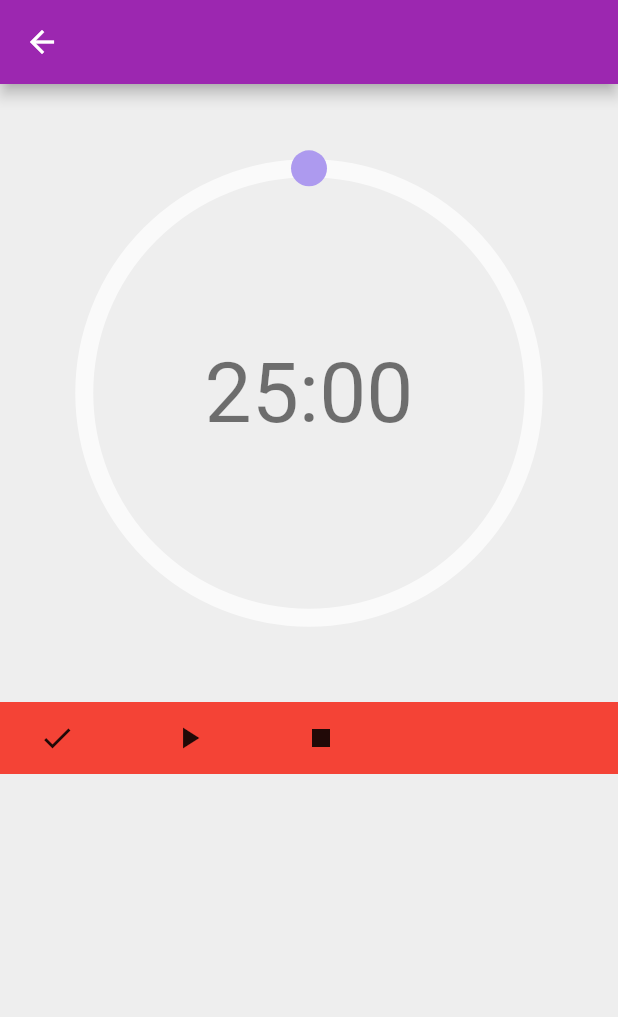
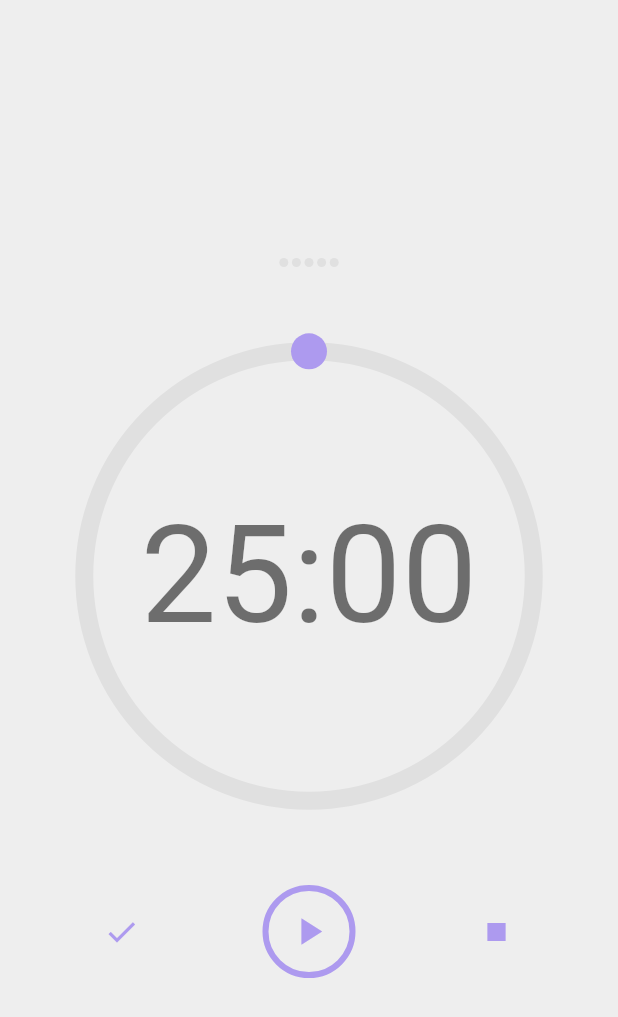
Before and after one commit to takenoto/producity_app, a Flutter app: the PomodoroRunningScreen screen opened directly, after a tap on the "check" icon, on a phone screen of 412 x 824 dp. Shown: the top 1017 px of the screen. Run offline on Flutter 3.47's test engine with Material 2 defaults, Android fonts, the phone set to English and light mode, and no system bars.

Commit message:
- Implemented Buttons and Progress Bar - Pomodoro progress tested and now it's OK - SessionNotifier now have status

```diff
--- a/lib/business_logic/pomodoro_session_notifier.dart
+++ b/lib/business_logic/pomodoro_session_notifier.dart
@@ -1,14 +1,26 @@
 import 'package:flutter/material.dart';
 import 'package:producity_app/data/models/pomodoro_session.dart';
 
+enum PomodoroSessionStatus { inProgress, finished }
+
 class PomodoroSessionNotifier extends ChangeNotifier {
   PomodoroSession _pomodoroSession;
+  PomodoroSessionStatus _pomodoroSessionStatus =
+      PomodoroSessionStatus.inProgress;
   PomodoroSessionNotifier(this._pomodoroSession);
 
   PomodoroSession get pomodoroSession => _pomodoroSession;
 
   set pomodoroSession(PomodoroSession newPomodoroSession) {
     this._pomodoroSession = newPomodoroSession;
+    _pomodoroSessionStatus = PomodoroSessionStatus.inProgress;
+    notifyListeners();
+  }
+
+  PomodoroSessionStatus get pomodoroSessionStatus => _pomodoroSessionStatus;
+
+  void endSession() {
+    _pomodoroSessionStatus = PomodoroSessionStatus.finished;
     notifyListeners();
   }
 
--- a/lib/constants/colors.dart
+++ b/lib/constants/colors.dart
@@ -1,17 +1,18 @@
 import 'package:flutter/material.dart';
 
 final Color kRestColor = Color(0xff00838f);
-final Color kRestBright = Color(0xff4fb3bf);
+final Color kRestColorBright = Color(0xff4fb3bf);
 final Color kRestColorShade = Color(0xff005662);
-// final Color kWorkColor = Colors.purple[100];
+final Color kWorkColorBright = Colors.purple[100];
 final Color kWorkColor = Color(0xffad9aef);
 final Color kWorkColorShade = Color(0xff8867b9);
-final Color kWorkColorBright = Color(0xffe6d5ff);
+final Color kLightColor = Color(0xfffafafa);
 final Color kLightColorShade = Colors.grey[200];
-final Color kLightColorShade2 = Color(0xfffafafa);
+final Color kLightColorShade2 = Color(0xffe6d5ff);
+final Color kLightColorShade3 = Colors.grey[300];
 final Color kDarkColorBright = Color(0xff2a2a2a);
 final Color kDarkColor = Color(0xff0c0c0c);
-final Color kLightColor = Colors.white;
+// final Color kLightColor = Colors.white;
 
 //P&B
 // #ffffff
--- a/lib/constants/dimensions.dart
+++ b/lib/constants/dimensions.dart
@@ -1,3 +1,5 @@
 const double kPadding = 16;
 const double kBorderRadius = 12;
-const double kStrokeWidth = 12;
+const double kTimerStrokeWidth = 12;
+const double kButtonStrokeWidth = 4;
+const double kProgressIndicatiorBarItemSize = 6;
--- a/lib/data/models/pomodoro_session.dart
+++ b/lib/data/models/pomodoro_session.dart
@@ -23,6 +23,8 @@ class PomodoroSession {
     }
   }
 
+  int get currentPomodoroIndex => _currentPomoIndex;
+
   void nextPomodoro() {
     if (_currentPomoIndex < pomodoros.length) _currentPomoIndex++;
   }
--- a/lib/presentation/pages/pomodoro_home_page.dart
+++ b/lib/presentation/pages/pomodoro_home_page.dart
@@ -1,9 +1,6 @@
 import 'package:flutter/material.dart';
 import 'package:producity_app/business_logic/pomodoro_session_notifier.dart';
 import 'package:producity_app/constants/dimensions.dart';
-import 'package:producity_app/data/models/pomodoro.dart';
-import 'package:producity_app/data/models/pomodoro_session.dart';
-import 'package:producity_app/presentation/screens/pomodoro_running_screen.dart';
 import 'package:producity_app/presentation/screens/pomodoro_session_selector_screen.dart';
 import 'package:producity_app/presentation/widgets/pomodoro_card.dart';
 import 'package:provider/provider.dart';
--- a/lib/presentation/pages/pomodoro_running_page.dart
+++ /dev/null
@@ -1,11 +0,0 @@
-import 'package:flutter/material.dart';
-
-class PomodoroRunningPage extends StatelessWidget {
-  @override
-  Widget build(BuildContext context) {
-    return Container(
-      color: Colors.red,
-      child: Text('POMODORO RUNNING PAGE'),
-    );
-  }
-}
--- /dev/null
+++ b/lib/presentation/pages/pomodoro_session_finished_page.dart
@@ -0,0 +1,11 @@
+import 'package:flutter/material.dart';
+
+class PomodoroSessionFinishedPage extends StatelessWidget {
+  @override
+  Widget build(BuildContext context) {
+    return Scaffold(
+        body: Center(
+            child: Text(
+                'POMODORO SESSION FINISHED PAGE\nPARABÉNS VOCÊ TERMINOU ETC')));
+  }
+}
--- a/lib/presentation/screens/home_screen.dart
+++ b/lib/presentation/screens/home_screen.dart
@@ -10,7 +10,6 @@ class HomeScreen extends StatelessWidget {
       body: GestureDetector(
           behavior: HitTestBehavior.translucent,
           onTap: () {
-            debugPrint('TAP! @ ${this.runtimeType}');
             Navigator.of(context).push(
                 MaterialPageRoute(builder: (_) => PomodoroRunningScreen()));
           },
--- a/lib/presentation/screens/pomodoro_running_screen.dart
+++ b/lib/presentation/screens/pomodoro_running_screen.dart
@@ -1,16 +1,31 @@
 import 'package:flutter/material.dart';
+import 'package:producity_app/business_logic/pomodoro_session_notifier.dart';
+import 'package:producity_app/presentation/pages/pomodoro_session_finished_page.dart';
 import 'package:producity_app/presentation/widgets/pomodoro_circle_widget.dart';
 import 'package:producity_app/presentation/widgets/pomodoro_control_menu.dart';
+import 'package:producity_app/presentation/widgets/pomodoro_session_progress_bar.dart';
+import 'package:provider/provider.dart';
 
 class PomodoroRunningScreen extends StatelessWidget {
+  //TODO criar a stream aqui
+  //TODO passar os métodos para os botões
+  //FIXME LEMBRAR DE FECHAR QUANDO ENCERRAR O WIDGET
   @override
   Widget build(BuildContext context) {
     return Scaffold(
-      appBar: AppBar(backgroundColor: Theme.of(context).primaryColor),
       body: Center(
-        child: Column(
-          children: [PomodoroCircleWidget(), PomodoroControllerMenu()],
-        ),
+        child: Selector<PomodoroSessionNotifier, PomodoroSessionStatus>(
+            selector: (_, pomoNotifier) => pomoNotifier.pomodoroSessionStatus,
+            builder: (_, pomoSessionStatus, child) {
+              if (pomoSessionStatus == PomodoroSessionStatus.inProgress) {
+                return Column(mainAxisSize: MainAxisSize.min, children: [
+                  PomodoroSessionProgressBar(),
+                  PomodoroCircleWidget(),
+                  PomodoroControllerMenu()
+                ]);
+              } else
+                return PomodoroSessionFinishedPage();
+            }),
       ),
     );
   }
--- a/lib/presentation/widgets/pomodoro_circle_widget.dart
+++ b/lib/presentation/widgets/pomodoro_circle_widget.dart
@@ -6,8 +6,6 @@ import 'package:producity_app/constants/colors.dart';
 import 'package:producity_app/constants/dimensions.dart';
 import 'package:producity_app/data/models/pomodoro.dart';
 import 'package:provider/provider.dart';
-
-import '../../business_logic/pomodoro_session_notifier.dart';
 
 class PomodoroCircleWidget extends StatelessWidget {
   @override
@@ -19,6 +17,7 @@ class PomodoroCircleWidget extends StatelessWidget {
             .currentPomodoro;
     double size = MediaQuery.of(context).size.width.toDouble();
     double circleRadius = size / 2.75;
+    double boxDimensions = circleRadius * 2;
     return SizedBox(
       height: size,
       width: size,
@@ -36,8 +35,8 @@ class PomodoroCircleWidget extends StatelessWidget {
                     currentPomo.type == PomoType.rest ? kRestColor : kWorkColor,
               ),
               child: SizedBox(
-                height: circleRadius * 2,
-                width: circleRadius * 2,
+                height: boxDimensions,
+                width: boxDimensions,
               ),
             ),
           ),
@@ -56,9 +55,16 @@ class PomodoroCircleWidget extends StatelessWidget {
               if (seconds == '0') seconds = '00';
               return remainingDuration.inMinutes.toString() + ':' + seconds;
             },
-            builder: (_, timeString, child) => Text(
-              timeString,
-              style: textStyle,
+            builder: (_, timeString, child) => SizedBox(
+              width: boxDimensions * .75,
+              height: boxDimensions * .75,
+              child: FittedBox(
+                fit: BoxFit.contain,
+                child: Text(
+                  timeString,
+                  style: textStyle,
+                ),
+              ),
             ),
           ),
         )
@@ -87,14 +93,13 @@ class CirclePainter extends CustomPainter {
       ..color = progressColor
       ..style = PaintingStyle.stroke
       ..strokeCap = StrokeCap.round
-      ..strokeWidth = kStrokeWidth;
+      ..strokeWidth = kTimerStrokeWidth;
 
     //Círculo do fundo
     canvas.drawCircle(
-        Offset(radius, radius), radius, paint..color = kLightColorShade2);
+        Offset(radius, radius), radius, paint..color = kLightColorShade3);
 
     double angle = 360 * percentCompletion * math.pi / 180;
-    bool angleGreaterThan180 = angle > math.pi;
 
     //Arco do progresso
     canvas.drawArc(Offset.zero & size, startingAngle, angle, false,
@@ -102,7 +107,7 @@ class CirclePainter extends CustomPainter {
 
     //Círculo do meio onde começam as coisas
     canvas.drawCircle(
-        Offset(radius, 0), kStrokeWidth, Paint()..color = paint.color);
+        Offset(radius, 0), kTimerStrokeWidth, Paint()..color = paint.color);
   }
 
   @override
--- a/lib/presentation/widgets/pomodoro_control_menu.dart
+++ b/lib/presentation/widgets/pomodoro_control_menu.dart
@@ -1,26 +1,56 @@
 import 'package:flutter/material.dart';
+import 'package:producity_app/business_logic/pomodoro_session_notifier.dart';
+import 'package:producity_app/constants/colors.dart';
+import 'package:producity_app/constants/dimensions.dart';
+import 'package:producity_app/data/models/pomodoro.dart';
+import 'package:provider/provider.dart';
 
 class PomodoroControllerMenu extends StatelessWidget {
-  //TODO: Adicionar os ícones
-  //TODO: os métodos devem ser passados por quem criar o widget pra ficar mais fácil já que ele vai controlar uma stream
+  final Function pauseFunction;
+  final Function playFunction;
+  final Function checkFunction;
+  final Function stopFunction;
+  PomodoroControllerMenu(
+      {this.pauseFunction,
+      this.playFunction,
+      this.checkFunction,
+      this.stopFunction});
+
+//TODO PASSAR CADA MÉTODO PARA SEU WIDGET
 
   @override
   Widget build(BuildContext context) {
-    return Container(
-      color: Colors.red,
-      child: Row(
-        children: [
-          FlatButton.icon(
-              onPressed: () {}, icon: Icon(Icons.check), label: null),
-          _PlayAndPauseButton(),
-          FlatButton.icon(
-              onPressed: () {}, icon: Icon(Icons.stop), label: null),
-        ],
-      ),
+    PomoType pomoType;
+    Color color;
+    return Selector<PomodoroSessionNotifier, PomoType>(
+      selector: (_, pomoSessionNotifier) =>
+          pomoSessionNotifier.pomodoroSession.currentPomodoro.type,
+      builder: (_, selectorValue, child) {
+        pomoType = Provider.of<PomodoroSessionNotifier>(context, listen: false)
+            .pomodoroSession
+            .currentPomodoro
+            .type;
+        color = pomoType == PomoType.work ? kWorkColor : kRestColor;
+        return Row(
+          mainAxisSize: MainAxisSize.max,
+          mainAxisAlignment: MainAxisAlignment.spaceEvenly,
+          children: [
+            IconButton(
+                icon: Icon(
+                  Icons.check,
+                  color: color,
+                ),
+                onPressed: () {}),
+            _PlayAndPauseButton(),
+            IconButton(icon: Icon(Icons.stop, color: color), onPressed: () {}),
+          ],
+        );
+      },
     );
   }
 }
 
+///Não precisa dar rebuild quando alterar a cor porque o widget pai já fará isso
 class _PlayAndPauseButton extends StatefulWidget {
   @override
   __PlayAndPauseButtonState createState() => __PlayAndPauseButtonState();
@@ -29,8 +59,26 @@ class _PlayAndPauseButton extends StatefulWidget {
 class __PlayAndPauseButtonState extends State<_PlayAndPauseButton> {
   @override
   Widget build(BuildContext context) {
+    PomoType pomoType =
+        Provider.of<PomodoroSessionNotifier>(context, listen: false)
+            .pomodoroSession
+            .currentPomodoro
+            .type;
+    Color color = pomoType == PomoType.work ? kWorkColor : kRestColor;
     //TODO: Fazer ele trocar de play para pause e vice-versa quando for pressionado
-    return FlatButton.icon(
-        onPressed: () {}, icon: Icon(Icons.play_arrow), label: null);
+    return FlatButton(
+      padding: EdgeInsets.all(kPadding),
+      child: Icon(
+        Icons.play_arrow,
+        size: IconTheme.of(context).size * 1.25,
+        color: color,
+      ),
+      onPressed: () {},
+      shape: CircleBorder(
+          side: BorderSide(
+        width: kButtonStrokeWidth,
+        color: color,
+      )),
+    );
   }
 }
--- /dev/null
+++ b/lib/presentation/widgets/pomodoro_session_progress_bar.dart
@@ -0,0 +1,65 @@
+import 'package:flutter/material.dart';
+import 'package:producity_app/business_logic/pomodoro_session_notifier.dart';
+import 'package:producity_app/constants/colors.dart';
+import 'package:producity_app/constants/dimensions.dart';
+import 'package:producity_app/data/models/pomodoro.dart';
+import 'package:provider/provider.dart';
+
+class PomodoroSessionProgressBar extends StatelessWidget {
+  @override
+  Widget build(BuildContext context) {
+    List<Widget> children = [];
+
+    return Selector<PomodoroSessionNotifier, int>(
+        selector: (_, pomoSessionNotifier) =>
+            pomoSessionNotifier.pomodoroSession.currentPomodoroIndex,
+        builder: (_, currentIndex, child) {
+          children?.clear;
+          //TODO criar as children baseando no index atual
+          List<Pomodoro> pomodoros =
+              Provider.of<PomodoroSessionNotifier>(context, listen: false)
+                  .pomodoroSession
+                  .pomodoros;
+          for (int i = 0; i < pomodoros.length; i++) {
+            if (i < currentIndex) {
+              //decide se roxo ou verde
+              children?.add(_PomodoroSessionBarChild(
+                  pomodoros[i].type == PomoType.work
+                      ? kWorkColorBright
+                      : kRestColorBright));
+            } else {
+              children?.add(_PomodoroSessionBarChild(kLightColorShade3));
+            }
+          }
+          return SizedBox(
+            width: kProgressIndicatiorBarItemSize * (pomodoros.length + 2),
+            child: Row(
+              mainAxisAlignment: MainAxisAlignment.spaceAround,
+              mainAxisSize: MainAxisSize.max,
+              children: children,
+            ),
+          );
+          //até o index atual, colorido, passou é cinza
+          //Pelo próprio index ela sabe se é verde ou roxo
+        });
+  }
+}
+
+class _PomodoroSessionBarChild extends StatelessWidget {
+  final Color color;
+  _PomodoroSessionBarChild(this.color);
+
+  @override
+  Widget build(BuildContext context) {
+    return SizedBox(
+      width: kProgressIndicatiorBarItemSize,
+      height: kProgressIndicatiorBarItemSize,
+      child: Container(
+        decoration: BoxDecoration(
+          color: color,
+          shape: BoxShape.circle,
+        ),
+      ),
+    );
+  }
+}
```
